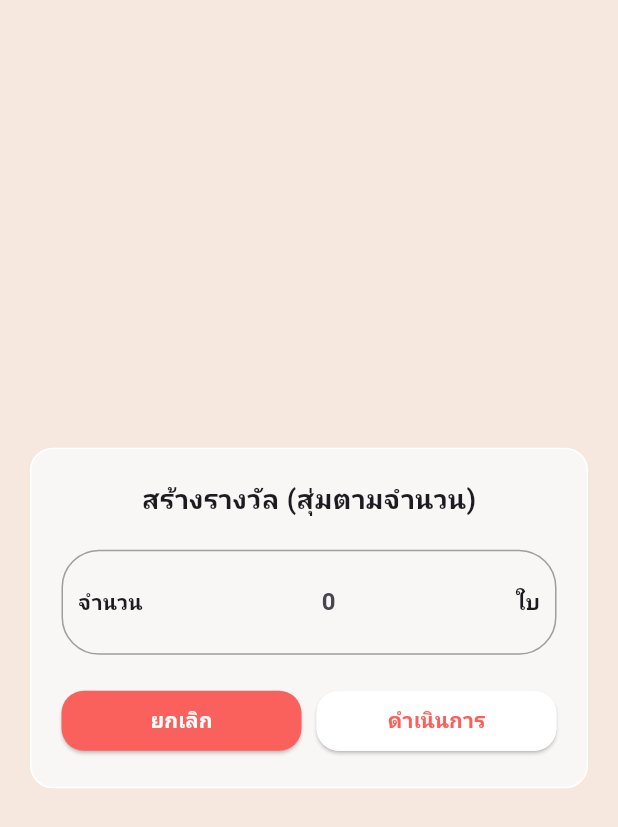
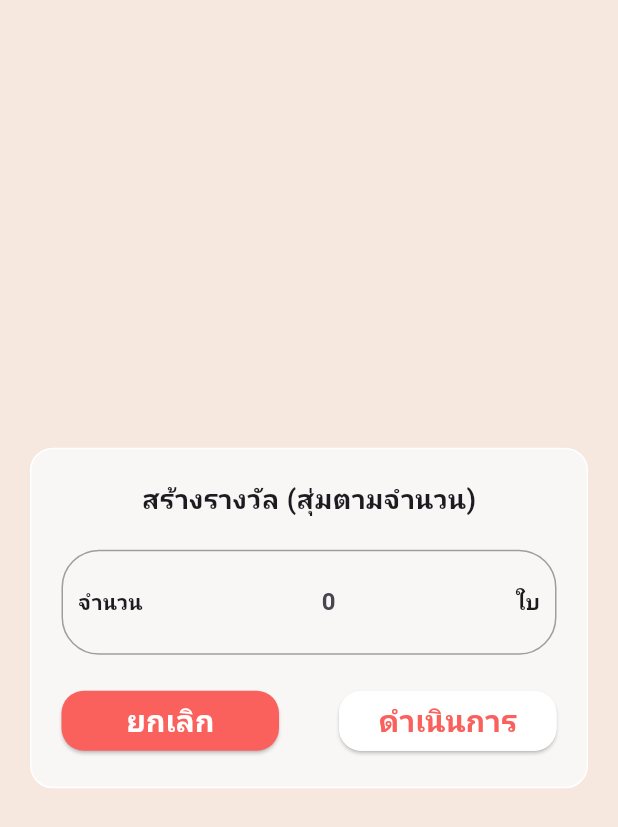
Before and after one commit to TheeraphatStudent/Locatto, a Flutter app: the screen it shows after launch, on a phone screen of 412 x 824 dp. Shown: the top 827 px of the screen. Run offline on Flutter 3.47's test engine with Material 3 defaults, Android fonts, the phone set to English and light mode, and no system bars; missing offline and left inert: app.

Commit message:
Make_Reward

```diff
--- a/lib/components/Make_reward_termself.dart
+++ b/lib/components/Make_reward_termself.dart
@@ -70,11 +70,11 @@ class RewardPage extends StatelessWidget {
                           borderRadius: BorderRadius.circular(15),
                         ),
                       ),
-                      child: Text('ยกเลิก', style: TextStyle(color: Colors.white ,fontWeight:FontWeight.bold)),
+                      child: Text('ยกเลิก', style: TextStyle(color: Colors.white ,fontWeight:FontWeight.bold,fontSize: 20)),
                     ),
                   ),
 
-                  SizedBox(width: 10),
+                  SizedBox(width: 40),
 
                   Expanded(
                     child: ElevatedButton(
@@ -86,7 +86,7 @@ class RewardPage extends StatelessWidget {
                           borderRadius: BorderRadius.circular(15),
                         ),
                       ),
-                      child: Text('ดำเนินการ', style: TextStyle(color: Color(0xFFFA615D),fontWeight: FontWeight.bold)),
+                      child: Text('ดำเนินการ', style: TextStyle(color: Color(0xFFFA615D),fontWeight: FontWeight.bold,fontSize: 20)),
                     ),
                   ),
                 ],
```
Also changed, not shown: lib/main.dart (+1 -23 lines).
